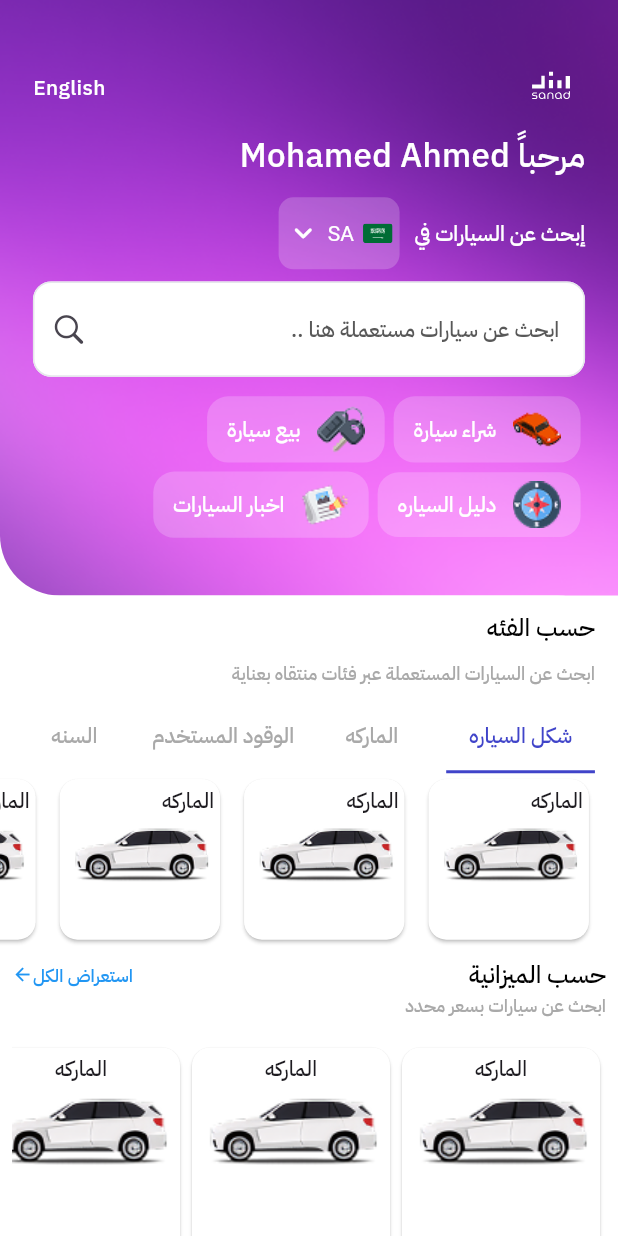
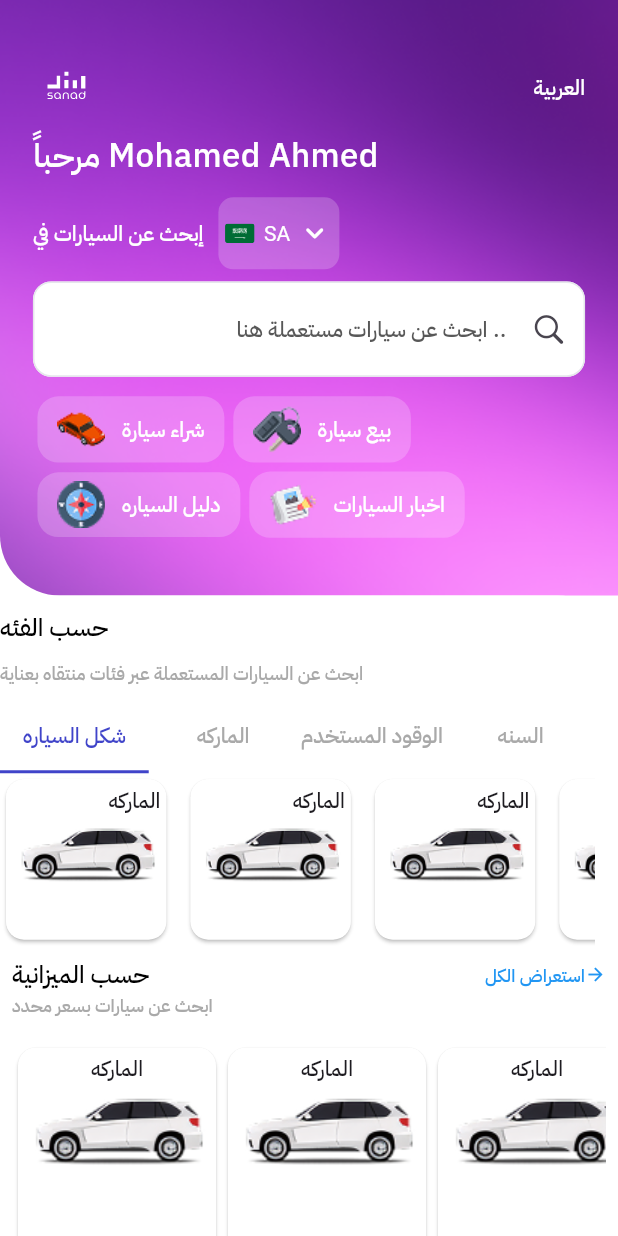
Before and after one commit to waleed-se3fan/sear_soqe, a Flutter app: the HomeView screen opened by its route, on a phone screen of 412 x 824 dp. Run offline on Flutter 3.47's test engine with Material 3 defaults, Android fonts, the phone set to English and light mode, and no system bars; our stand-ins replace bloc, cached_network_image, country_picker, dartz, dio, easy_localization and 12 more; missing offline and left inert: awesome_dio_interceptor; accounts and stored records are empty; project files that could hold a hidden picture were left out.

Commit message:
feat: Implement localization support with easy_localization package and add translation files

```diff
--- /dev/null
+++ b/assets/translation/ar.json
@@ -0,0 +1,3 @@
+{
+    "translate": "ترجم"
+}
--- /dev/null
+++ b/assets/translation/en.json
@@ -0,0 +1,3 @@
+{
+    "translate": "translate"
+}
--- a/lib/features/home/presentation/component/home_header_component.dart
+++ b/lib/features/home/presentation/component/home_header_component.dart
@@ -1,4 +1,6 @@
+import 'package:easy_localization/easy_localization.dart';
 import 'package:flutter/cupertino.dart';
+import 'package:flutter/material.dart';
 import 'package:flutter_svg/flutter_svg.dart';
 import 'package:sear_soqe/core/theme/app_colors.dart';
 
@@ -13,10 +15,22 @@ class HomeHeaderComponent extends StatelessWidget {
           'assets/images/home_logo.svg',
           height: 45,
           width: 45,
-          color: AppColors.white,
+          colorFilter: ColorFilter.mode(AppColors.white, BlendMode.srcIn),
         ),
         Spacer(),
-        Text('English', style: TextStyle(color: AppColors.white)),
+        InkWell(
+          onTap: () {
+            context.setLocale(
+              context.locale.languageCode == 'ar'
+                  ? const Locale('en')
+                  : const Locale('ar'),
+            );
+          },
+          child: Text(
+            context.locale.languageCode == 'ar' ? 'English' : 'العربية',
+            style: TextStyle(color: AppColors.white),
+          ),
+        ),
       ],
     );
   }
--- a/lib/features/home/presentation/component/select_with_category_component.dart
+++ b/lib/features/home/presentation/component/select_with_category_component.dart
@@ -1,3 +1,4 @@
+import 'package:easy_localization/easy_localization.dart';
 import 'package:flutter/cupertino.dart';
 import 'package:flutter/material.dart';
 import 'package:flutter_screenutil/flutter_screenutil.dart';
@@ -33,6 +34,7 @@ class SelectWithCategoryComponent extends StatelessWidget {
               style: TextStyle(color: AppColors.grey, fontSize: 12.sp),
             ),
             SizedBox(height: 10.h),
+
             TabBar(
               indicatorColor: AppColors.primaryColor,
               labelColor: AppColors.primaryColor,
--- a/pubspec.yaml
+++ b/pubspec.yaml
@@ -53,6 +53,7 @@ dependencies:
   firebase_core: ^4.0.0
   firebase_database:
   image_picker: ^1.2.0
+  easy_localization: ^3.0.8
 
 dev_dependencies:
   flutter_test:
@@ -80,6 +81,7 @@ flutter:
   # To add assets to your application, add an assets section, like this:
   assets:
     - assets/images/
+    - assets/translation/
 
   # An image asset can refer to one or more resolution-specific "variants", see
   # https://flutter.dev/to/resolution-aware-images
```
Also changed, not shown: lib/main.dart (+14 -4 lines), pubspec.lock.
